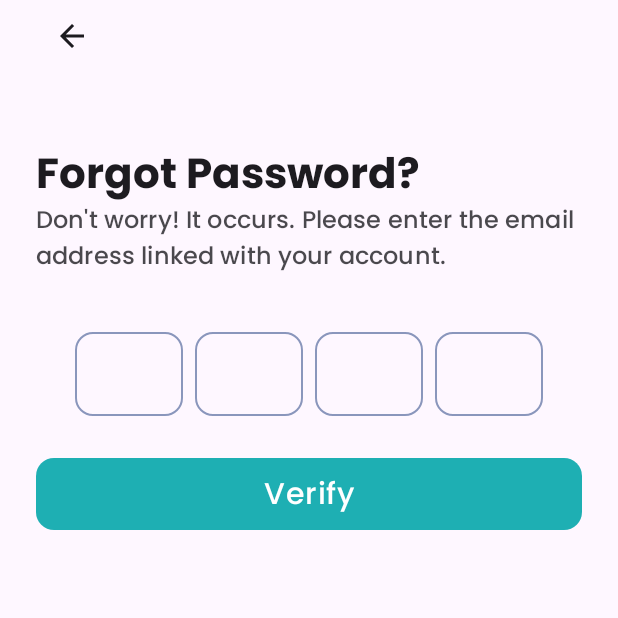
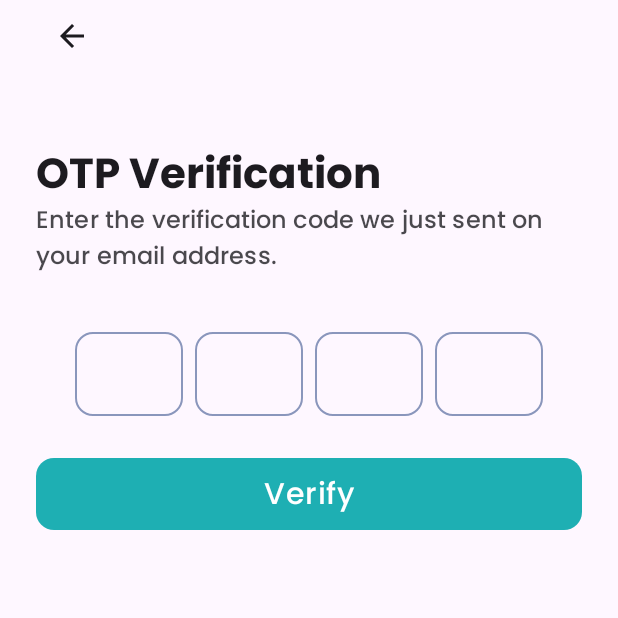
Before and after one commit to Sam-muigai/DrDate, an Android app built with Jetpack Compose: the otp_route screen opened through its navigation route, on a phone screen of 412 x 824 dp, the top half of it. Run offline under Robolectric (Android 15) with nearby library versions, the phone set to English and light mode, and no system bars; Roboto replaces fonts that are not available here.

Commit message:
Added screenshots

```diff
--- a/app/src/main/java/com/samkt/drdate/presentation/otpScreen/OtpScreen.kt
+++ b/app/src/main/java/com/samkt/drdate/presentation/otpScreen/OtpScreen.kt
@@ -106,14 +106,14 @@ fun OtpScreenContent(
             }
             Spacer(modifier = Modifier.height(48.dp))
             Text(
-                text = "Forgot Password?",
+                text = "OTP Verification",
                 style = MaterialTheme.typography.headlineMedium.copy(
                     fontWeight = FontWeight.Bold,
                 ),
             )
 
             Text(
-                text = "Don't worry! It occurs. Please enter the email address linked with your account.",
+                text = "Enter the verification code we just sent on your email address.",
                 style = MaterialTheme.typography.titleMedium.copy(
                     fontWeight = FontWeight(500),
                     color = MaterialTheme.colorScheme.onBackground.copy(
```
Also changed, not shown: 5 other files.
